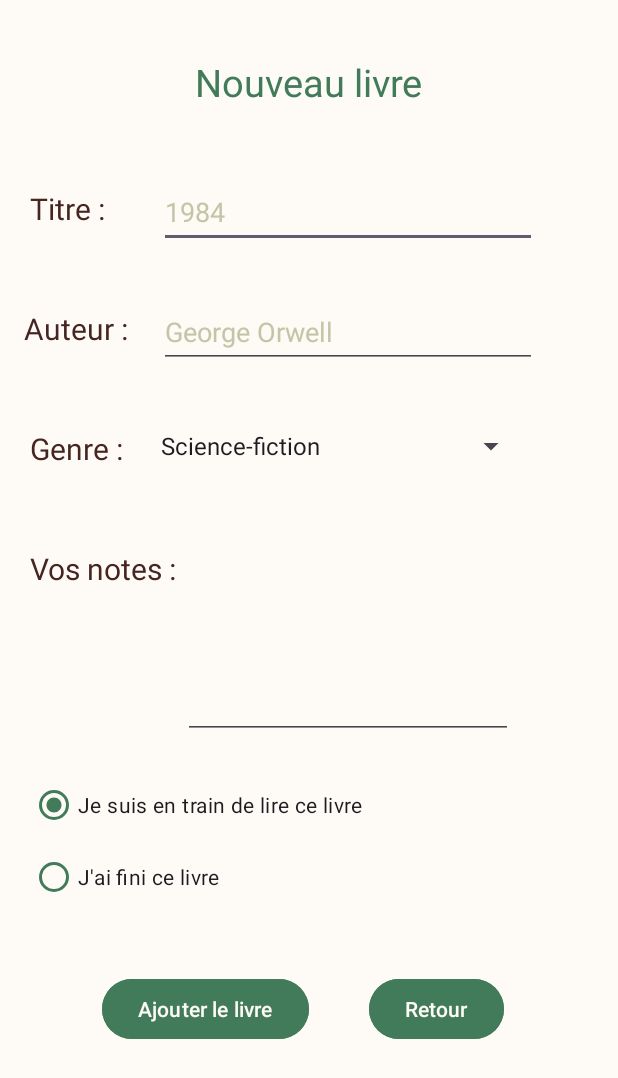
After one commit to pemarsnv/android-app-my-reads, an Android app: the NewBookActivity screen opened directly, with no data from a screen before it, on a phone screen of 412 x 824 dp. The commit adds this screen. Shown: the top 1078 px of the screen. Run offline under Robolectric (Android 15) with nearby library versions, the phone set to English and light mode, and no system bars.

Commit message:
added new book activity

```diff
--- a/app/src/main/java/com/example/myreads/Genre.java
+++ b/app/src/main/java/com/example/myreads/Genre.java
@@ -9,13 +9,11 @@ public enum Genre {
     THRILLER(1,"Thriller"),
     POESIE(1,"Poésie"),
     PHILO(1,"Philosophie"),
-    YA(1,"Jeune adulte"),
     CLASSIQUE(1,"Classique"),
     FANTAISIE(R.drawable.fantasy,"Fantaisie"),
     ROMANCE(1,"Romance"),
-    HORREUR(1,"Horror"),
     NF(1, "Non-fiction"),
-    POLITIQUE(1,"Politique"),
+    POLITIQUE(R.drawable.politics,"Politique"),
     POLAR(1,"Polar"),
     MANGA(R.drawable.manga,"Manga"),
     MANHWA(R.drawable.manhwa,"Manhwa"),
--- /dev/null
+++ b/app/src/main/java/com/example/myreads/NewBookActivity.java
@@ -0,0 +1,58 @@
+package com.example.myreads;
+
+import android.os.Bundle;
+import android.widget.ArrayAdapter;
+import android.widget.Button;
+import android.widget.EditText;
+import android.widget.RadioGroup;
+import android.widget.Spinner;
+import android.widget.Toast;
+
+import androidx.appcompat.app.AppCompatActivity;
+
+import java.util.ArrayList;
+import java.util.Collections;
+import java.util.List;
+
+public class NewBookActivity extends AppCompatActivity {
+
+    @Override
+    protected void onCreate(Bundle SavedInstanceBundle) {
+
+        super.onCreate(SavedInstanceBundle);
+        setContentView(R.layout.activity_new_book);
+
+        Spinner genreSpin = (Spinner) findViewById(R.id.genreSpinner);
+        List<Genre> genreList = new ArrayList<>();
+        Collections.addAll(genreList,Genre.values());
+
+        ArrayAdapter<Genre> spinnerAdapter = new ArrayAdapter<>(this, android.R.layout.simple_spinner_item, genreList);
+        genreSpin.setAdapter(spinnerAdapter);
+
+        Button createBtn = (Button) findViewById(R.id.approveBtn);
+
+        createBtn.setOnClickListener((v) -> {
+            if (!checkForEmptyField()) {
+                Toast.makeText(this,"ok",Toast.LENGTH_SHORT).show();
+            }
+        });
+
+        RadioGroup statusRadioGrp = (RadioGroup) findViewById(R.id.radioGroup);
+        statusRadioGrp.check(R.id.radioBtnCurrently);
+
+    }
+
+    boolean checkForEmptyField() {
+
+        EditText bookTitle = (EditText) findViewById(R.id.editTitleText);
+        String title = String.valueOf(bookTitle.getText());
+        boolean isTitleEmpty = title.isEmpty();
+
+        EditText bookAuthor = (EditText) findViewById(R.id.editAuthorText);
+        String author = String.valueOf(bookAuthor.getText());
+        boolean isAuthorEmpty = author.isEmpty();
+
+        return isTitleEmpty || isAuthorEmpty;
+
+    }
+}
--- /dev/null
+++ b/app/src/main/res/layout/activity_new_book.xml
@@ -0,0 +1,176 @@
+<?xml version="1.0" encoding="utf-8"?>
+<androidx.constraintlayout.widget.ConstraintLayout xmlns:android="http://schemas.android.com/apk/res/android"
+    xmlns:app="http://schemas.android.com/apk/res-auto"
+    android:layout_width="match_parent"
+    android:layout_height="match_parent"
+    android:background="@color/antiquewhite">
+
+    <TextView
+        android:id="@+id/newBookTitleView"
+        android:layout_width="wrap_content"
+        android:layout_height="wrap_content"
+        android:layout_marginTop="37dp"
+        android:text="@string/new_book_title"
+        android:textColor="@color/viridian"
+        android:textSize="25sp"
+        app:layout_constraintEnd_toEndOf="parent"
+        app:layout_constraintStart_toStartOf="parent"
+        app:layout_constraintTop_toTopOf="parent" />
+
+    <TextView
+        android:id="@+id/newBookNameView"
+        android:layout_width="wrap_content"
+        android:layout_height="wrap_content"
+        android:layout_marginStart="20dp"
+        android:layout_marginTop="88dp"
+        android:text="@string/new_book_name"
+        android:textColor="@color/caputmortuum"
+        android:textSize="20sp"
+        app:layout_constraintStart_toStartOf="parent"
+        app:layout_constraintTop_toTopOf="@+id/newBookTitleView" />
+
+    <EditText
+        android:id="@+id/editTitleText"
+        android:layout_width="252dp"
+        android:layout_height="48dp"
+        android:layout_marginStart="36dp"
+        android:layout_marginTop="80dp"
+        android:ems="10"
+        android:hint="@string/new_name_placeholder"
+        android:inputType="text"
+        android:textColor="@color/caputmortuum"
+        android:textColorHint="@color/teagreen"
+        app:layout_constraintStart_toEndOf="@+id/newBookNameView"
+        app:layout_constraintTop_toTopOf="@id/newBookTitleView" />
+
+
+    <TextView
+        android:id="@+id/newBookAuthorView"
+        android:layout_width="wrap_content"
+        android:layout_height="wrap_content"
+        android:layout_marginStart="16dp"
+        android:layout_marginTop="80dp"
+        android:text="@string/new_book_author"
+        android:textColor="@color/caputmortuum"
+        android:textSize="20sp"
+        app:layout_constraintStart_toStartOf="parent"
+        app:layout_constraintTop_toTopOf="@+id/newBookNameView" />
+
+    <EditText
+        android:id="@+id/editAuthorText"
+        android:layout_width="252dp"
+        android:layout_height="48dp"
+        android:layout_marginStart="36dp"
+        android:layout_marginTop="80dp"
+        android:ems="10"
+        android:hint="@string/new_author_placeholder"
+        android:inputType="text"
+        android:textColor="@color/caputmortuum"
+        android:textColorHint="@color/teagreen"
+        app:layout_constraintStart_toEndOf="@+id/newBookNameView"
+        app:layout_constraintTop_toTopOf="@id/editTitleText" />
+
+    <TextView
+        android:id="@+id/newBookGenreView"
+        android:layout_width="wrap_content"
+        android:layout_height="wrap_content"
+        android:layout_marginStart="20dp"
+        android:layout_marginTop="80dp"
+        android:text="@string/new_book_genre"
+        android:textSize="20sp"
+        android:textColor="@color/caputmortuum"
+        app:layout_constraintStart_toStartOf="parent"
+        app:layout_constraintTop_toTopOf="@+id/newBookAuthorView" />
+
+    <Spinner
+        android:id="@+id/genreSpinner"
+        android:layout_width="252dp"
+        android:layout_height="48dp"
+        android:layout_marginTop="76dp"
+        android:layout_marginEnd="1dp"
+        android:textColor="@color/caputmortuum"
+        app:layout_constraintEnd_toEndOf="parent"
+        app:layout_constraintHorizontal_bias="0.226"
+        app:layout_constraintStart_toEndOf="@id/newBookGenreView"
+        app:layout_constraintTop_toTopOf="@id/editAuthorText" />
+
+    <TextView
+        android:id="@+id/newBookNotesView"
+        android:layout_width="wrap_content"
+        android:layout_height="wrap_content"
+        android:layout_marginStart="20dp"
+        android:layout_marginTop="80dp"
+        android:text="@string/new_book_notes"
+        android:textSize="20sp"
+        android:textColor="@color/caputmortuum"
+        app:layout_constraintStart_toStartOf="parent"
+        app:layout_constraintTop_toTopOf="@+id/newBookGenreView" />
+
+    <EditText
+        android:id="@+id/editNotesText"
+        android:layout_width="220dp"
+        android:layout_height="120dp"
+        android:layout_marginStart="14dp"
+        android:layout_marginEnd="15dp"
+        android:ems="10"
+        android:gravity="start|top"
+        android:inputType="textMultiLine"
+        android:textColor="@color/caputmortuum"
+        app:layout_constraintBottom_toBottomOf="parent"
+        app:layout_constraintEnd_toEndOf="@+id/cancelBtn"
+        app:layout_constraintHorizontal_bias="0.333"
+        app:layout_constraintStart_toEndOf="@+id/newBookNotesView"
+        app:layout_constraintTop_toTopOf="@id/genreSpinner"
+        app:layout_constraintVertical_bias="0.23" />
+
+    <RadioGroup
+        android:id="@+id/radioGroup"
+        android:layout_width="wrap_content"
+        android:layout_height="wrap_content"
+        android:layout_margin="20dp"
+        app:layout_constraintStart_toStartOf="parent"
+        app:layout_constraintTop_toBottomOf="@id/editNotesText">
+
+        <RadioButton
+            android:id="@+id/radioBtnCurrently"
+            android:layout_width="match_parent"
+            android:layout_height="wrap_content"
+            android:text="@string/reading_radioStr"
+            app:buttonTint="@color/viridian"/>
+
+        <RadioButton
+            android:id="@+id/radioBtnPastly"
+            android:layout_width="match_parent"
+            android:layout_height="wrap_content"
+            android:text="@string/read_radioStr"
+            app:buttonTint="@color/viridian"/>
+
+    </RadioGroup>
+
+    <Button
+        android:id="@+id/approveBtn"
+        android:layout_width="wrap_content"
+        android:layout_height="wrap_content"
+        android:layout_marginStart="68dp"
+        android:layout_marginTop="40dp"
+        android:backgroundTint="@color/viridian"
+        android:textColor="@color/antiquewhite"
+        android:text="@string/new_book_add_buttonStr"
+        app:layout_constraintStart_toStartOf="parent"
+        app:layout_constraintTop_toBottomOf="@id/radioGroup" />
+
+    <Button
+        android:id="@+id/cancelBtn"
+        android:layout_width="wrap_content"
+        android:layout_height="wrap_content"
+        android:layout_marginStart="40dp"
+        android:layout_marginTop="56dp"
+        android:backgroundTint="@color/viridian"
+        android:textColor="@color/antiquewhite"
+        android:text="@string/cancel_buttonStr"
+        app:layout_constraintBaseline_toBaselineOf="@+id/approveBtn"
+        app:layout_constraintStart_toEndOf="@+id/approveBtn"
+        app:layout_constraintTop_toBottomOf="@id/radioGroup" />
+
+
+</androidx.constraintlayout.widget.ConstraintLayout>
--- a/app/src/main/res/values/colors.xml
+++ b/app/src/main/res/values/colors.xml
@@ -1,10 +1,7 @@
 <?xml version="1.0" encoding="utf-8"?>
 <resources>
-    <color name="black">#FF000000</color>
-    <color name="white">#FFFFFFFF</color>
-    <color name="viridian">#417B5A</color>
-    <color name="mint">#4FB790</color>
-    <color name="aquamarine">#74efb8</color>
-    <color name="blackbean">#2D0D03</color>
-    <color name="antifwhite">#EEEEEE</color>
+    <color name="viridian">#417B5A</color> //button colors
+    <color name="teagreen">#C2C6A7</color> //hint text color
+    <color name="caputmortuum">#462521</color> //text
+    <color name="antiquewhite">#FEFBF6</color> //background color and button text
 </resources>
--- a/app/src/main/res/values/strings.xml
+++ b/app/src/main/res/values/strings.xml
@@ -1,7 +1,21 @@
 <resources>
+
     <string name="app_name">my reads</string>
     <string name="new_book_string">Vous avez commencé une nouvelle lecture ?</string>
     <string name="new_book_buttonStr"> Ajouter un livre </string>
     <string name="crt_books_string"> En ce moment, je lis…</string>
     <string name="past_books_string"> Mes lectures finies </string>
+    <string name="book_author_suffix"> "Par: "</string>
+    <string name="new_book_title"> Nouveau livre </string>
+    <string name="new_book_name"> Titre : </string>
+    <string name="new_name_placeholder"> 1984 </string>
+    <string name="new_book_author"> Auteur : </string>
+    <string name="new_author_placeholder"> George Orwell </string>
+    <string name="new_book_genre"> Genre : </string>
+    <string name="new_book_notes"> Vos notes : </string>
+    <string name="new_book_add_buttonStr"> Ajouter le livre </string>
+    <string name="cancel_buttonStr"> Retour </string>
+    <string name="reading_radioStr"> Je suis en train de lire ce livre </string>
+    <string name="read_radioStr"> J\'ai fini ce livre </string>
+
 </resources>
```
Also changed, not shown: app/src/main/AndroidManifest.xml (+13 -0 lines), app/src/main/java/com/example/myreads/BookViewAdapter.java (+7 -0 lines), app/src/main/java/com/example/myreads/MainActivity.java (+19 -27 lines), app/src/main/res/layout/activity_main.xml (+7 -7 lines), app/src/main/res/layout/book_list_view.xml (+17 -5 lines).
